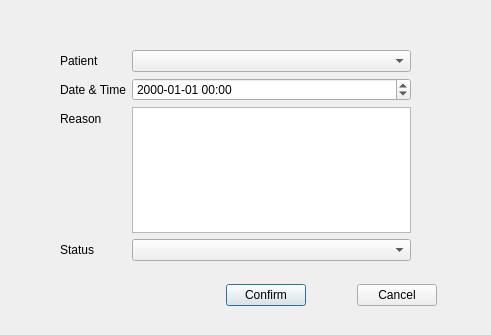
First picture: the form in addappointmentwindow.ui, repository gedamial/Dentiny, before the edit.
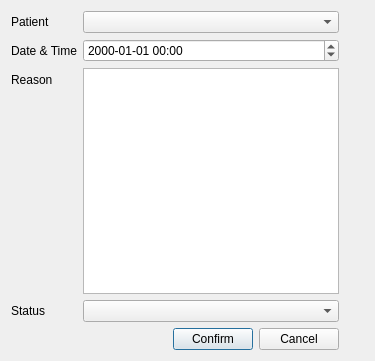
Second picture: the form after the edit.

Commit message: Add new report (UI only). Set password. Added Authentication window to be shown before opening sensitive windows such as 'Set password' and 'Add new report' windows. Refactored DAO operations by wrapping them inside a general Model class, which is used by all the other Controller classes.

Diff of the .ui file:
```diff
--- a/addappointmentwindow.ui
+++ b/addappointmentwindow.ui
@@ -6,31 +6,15 @@
    <rect>
     <x>0</x>
     <y>0</y>
-    <width>491</width>
-    <height>335</height>
+    <width>375</width>
+    <height>361</height>
    </rect>
   </property>
   <property name="windowTitle">
    <string>Insert new appointment</string>
   </property>
-  <widget class="QWidget" name="centralwidget" native="true">
-   <property name="geometry">
-    <rect>
-     <x>0</x>
-     <y>0</y>
-     <width>471</width>
-     <height>311</height>
-    </rect>
-   </property>
-   <widget class="QWidget" name="formLayoutWidget">
-    <property name="geometry">
-     <rect>
-      <x>60</x>
-      <y>50</y>
-      <width>351</width>
-      <height>211</height>
-     </rect>
-    </property>
+  <layout class="QFormLayout" name="formLayout_2">
+   <item row="0" column="0">
     <layout class="QFormLayout" name="formLayout">
      <item row="0" column="0">
       <widget class="QLabel" name="lblPatient">
@@ -42,7 +26,7 @@
      <item row="0" column="1">
       <widget class="QComboBox" name="cmbPatient">
        <property name="placeholderText">
-        <string>Select a patient</string>
+        <string>Select a patient...</string>
        </property>
       </widget>
      </item>
@@ -80,17 +64,7 @@
      <item row="3" column="1">
       <widget class="QComboBox" name="cmbStatus"/>
      </item>
-    </layout>
-   </widget>
-   <widget class="QWidget" name="">
-    <property name="geometry">
-     <rect>
-      <x>180</x>
-      <y>280</y>
-      <width>257</width>
-      <height>31</height>
-     </rect>
-    </property>
+     <item row="4" column="1">
     <layout class="QHBoxLayout" name="horizontalLayout">
      <item>
       <spacer name="horizontalSpacer">
@@ -112,19 +86,6 @@
        </property>
       </widget>
      </item>
-     <item>
-      <spacer name="horizontalSpacer_2">
-       <property name="orientation">
-        <enum>Qt::Orientation::Horizontal</enum>
-       </property>
-       <property name="sizeHint" stdset="0">
-        <size>
-         <width>40</width>
-         <height>20</height>
-        </size>
-       </property>
-      </spacer>
-     </item>
      <item>
       <widget class="QPushButton" name="btnCancel">
        <property name="text">
@@ -133,8 +94,10 @@
       </widget>
      </item>
     </layout>
-   </widget>
-  </widget>
+     </item>
+    </layout>
+   </item>
+  </layout>
  </widget>
  <resources/>
  <connections/>
```
Lines whose indentation alone changed are shown as unchanged. The commit also changes 32 other files.
